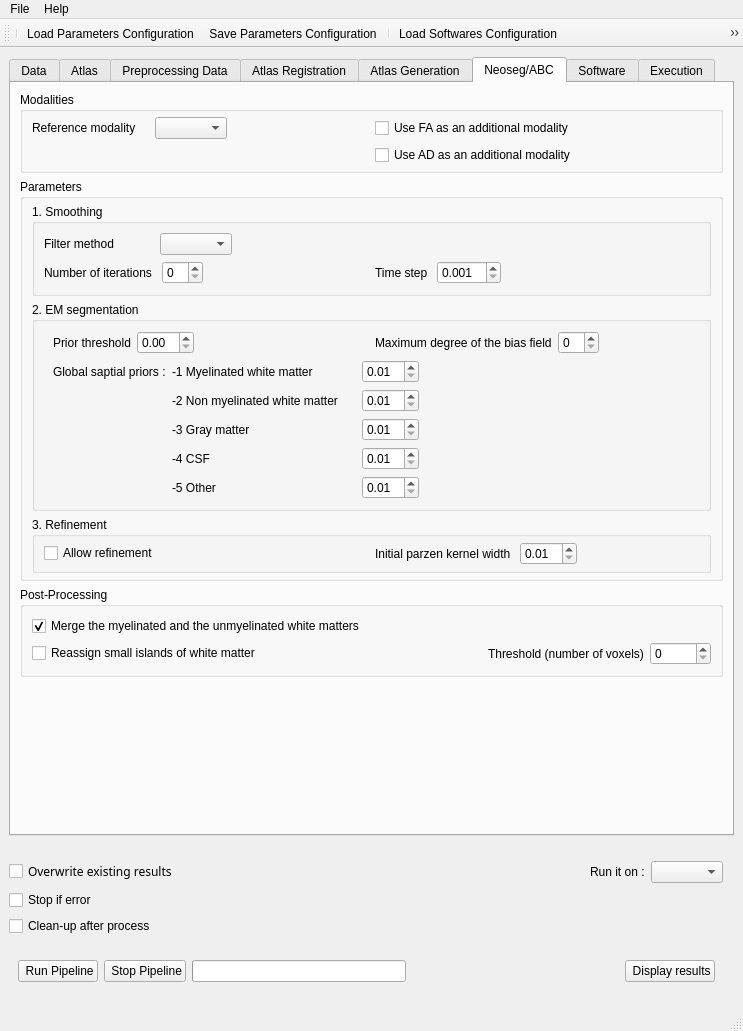
First picture: the form in NeosegPipeline/Window.ui, repository hay318/NeosegPipeline, before the edit.
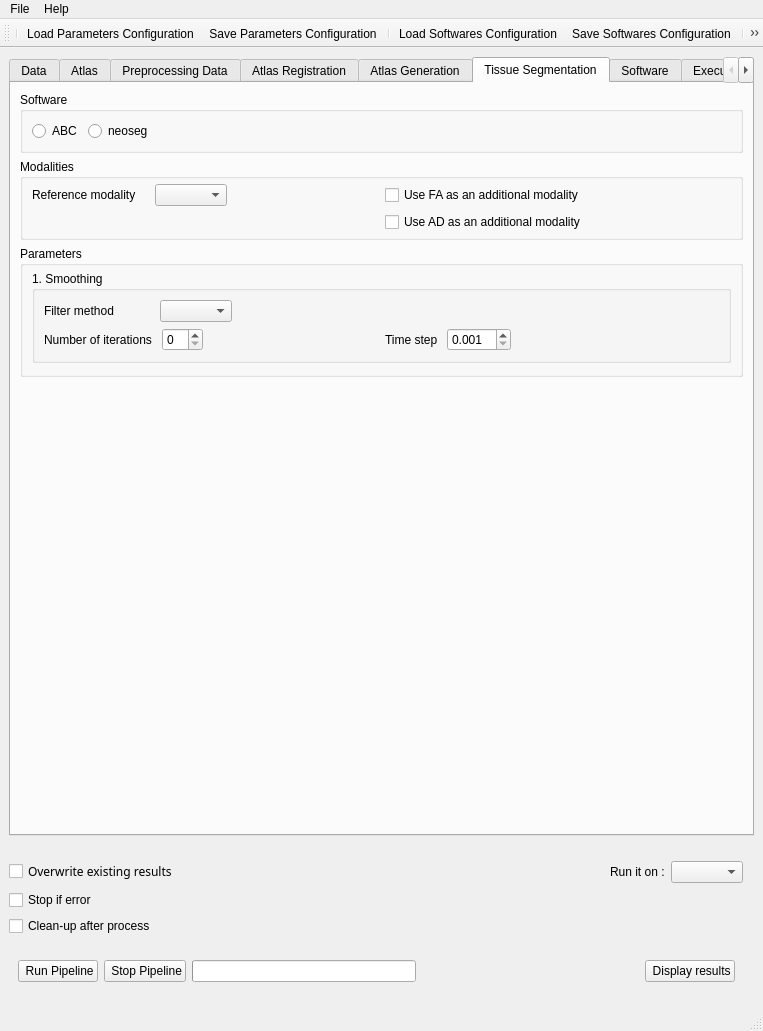
Second picture: the form after the edit. The open tabs and pages were chosen to show the change. Icons and pictures are not drawn.

Commit message: WIP: New user interface

Patch:
```diff
--- a/NeosegPipeline/Window.ui
+++ b/NeosegPipeline/Window.ui
@@ -6,7 +6,7 @@
    <rect>
     <x>0</x>
     <y>0</y>
-    <width>743</width>
+    <width>763</width>
     <height>1031</height>
    </rect>
   </property>
@@ -1987,85 +1987,157 @@
       </widget>
       <widget class="QWidget" name="tab_2">
        <attribute name="title">
-        <string>Neoseg/ABC</string>
+        <string>Tissue Segmentation</string>
        </attribute>
        <layout class="QGridLayout" name="gridLayout_11">
-        <item row="5" column="0">
-         <widget class="QGroupBox" name="mergedSegmentation_groupBox">
+        <item row="0" column="0">
+         <widget class="QGroupBox" name="groupBox_11">
           <property name="title">
-           <string>Post-Processing</string>
+           <string>Software</string>
           </property>
-          <layout class="QVBoxLayout" name="verticalLayout_7">
+          <layout class="QHBoxLayout" name="horizontalLayout_22">
            <item>
-            <widget class="QCheckBox" name="computing3LabelsSeg_checkBox">
+            <widget class="QRadioButton" name="radioABC">
              <property name="text">
-              <string>Merge the myelinated and the unmyelinated white matters</string>
+              <string>ABC</string>
              </property>
-             <property name="checked">
-              <bool>true</bool>
-             </property>
             </widget>
            </item>
            <item>
-            <widget class="QWidget" name="widget_23" native="true">
-             <layout class="QHBoxLayout" name="horizontalLayout_12">
-              <property name="margin">
-               <number>0</number>
-              </property>
-              <item>
-               <widget class="QCheckBox" name="reassigningWhite_checkBox">
-                <property name="text">
-                 <string>Reassign small islands of white matter</string>
-                </property>
-               </widget>
-              </item>
-              <item>
-               <spacer name="horizontalSpacer_31">
-                <property name="orientation">
-                 <enum>Qt::Horizontal</enum>
-                </property>
-                <property name="sizeHint" stdset="0">
-                 <size>
-                  <width>40</width>
-                  <height>20</height>
-                 </size>
-                </property>
-               </spacer>
-              </item>
-              <item>
-               <widget class="QLabel" name="label_15">
-                <property name="text">
-                 <string>Threshold (number of voxels)</string>
-                </property>
-               </widget>
-              </item>
-              <item>
-               <widget class="QSpinBox" name="whiteThreshold_spinBox">
-                <property name="maximum">
-                 <number>10000</number>
-                </property>
-               </widget>
-              </item>
-             </layout>
+            <widget class="QRadioButton" name="radioNeoseg">
+             <property name="text">
+              <string>neoseg</string>
+             </property>
             </widget>
            </item>
+           <item>
+            <spacer name="horizontalSpacer_3">
+             <property name="orientation">
+              <enum>Qt::Horizontal</enum>
+             </property>
+             <property name="sizeHint" stdset="0">
+              <size>
+               <width>40</width>
+               <height>20</height>
+              </size>
+             </property>
+            </spacer>
+           </item>
           </layout>
          </widget>
         </item>
-        <item row="6" column="0">
-         <spacer name="verticalSpacer_5">
-          <property name="orientation">
-           <enum>Qt::Vertical</enum>
-          </property>
-          <property name="sizeHint" stdset="0">
-           <size>
-            <width>20</width>
-            <height>40</height>
-           </size>
-          </property>
-         </spacer>
-        </item>
         <item row="1" column="0">
+         <widget class="QGroupBox" name="neosegModalities_groupBox">
+          <property name="title">
+           <string>Modalities</string>
+          </property>
+          <layout class="QGridLayout" name="gridLayout_8">
+           <property name="topMargin">
+            <number>5</number>
+           </property>
+           <property name="bottomMargin">
+            <number>5</number>
+           </property>
+           <item row="1" column="4">
+            <widget class="QWidget" name="widget_45" native="true">
+             <layout class="QHBoxLayout" name="horizontalLayout_37">
+              <property name="margin">
+               <number>0</number>
+              </property>
+              <item>
+               <widget class="QCheckBox" name="usingAD_checkBox">
+                <property name="text">
+                 <string>Use AD as an additional modality </string>
+                </property>
+                <property name="checked">
+                 <bool>false</bool>
+                </property>
+               </widget>
+              </item>
+              <item>
+               <spacer name="horizontalSpacer_13">
+                <property name="orientation">
+                 <enum>Qt::Horizontal</enum>
+                </property>
+                <property name="sizeHint" stdset="0">
+                 <size>
+                  <width>40</width>
+                  <height>20</height>
+                 </size>
+                </property>
+               </spacer>
+              </item>
+             </layout>
+            </widget>
+           </item>
+           <item row="0" column="4">
+            <widget class="QWidget" name="widget_44" native="true">
+             <layout class="QHBoxLayout" name="horizontalLayout_36">
+              <property name="margin">
+               <number>0</number>
+              </property>
+              <item>
+               <widget class="QCheckBox" name="usingFA_checkBox">
+                <property name="text">
+                 <string>Use FA as an additional modality </string>
+                </property>
+                <property name="checked">
+                 <bool>false</bool>
+                </property>
+               </widget>
+              </item>
+              <item>
+               <spacer name="horizontalSpacer_24">
+                <property name="orientation">
+                 <enum>Qt::Horizontal</enum>
+                </property>
+                <property name="sizeHint" stdset="0">
+                 <size>
+                  <width>40</width>
+                  <height>20</height>
+                 </size>
+                </property>
+               </spacer>
+              </item>
+             </layout>
+            </widget>
+           </item>
+           <item row="0" column="0">
+            <widget class="QWidget" name="widget_18" native="true">
+             <layout class="QHBoxLayout" name="horizontalLayout_10">
+              <property name="margin">
+               <number>0</number>
+              </property>
+              <item>
+               <widget class="QLabel" name="label_36">
+                <property name="text">
+                 <string>Reference modality    </string>
+                </property>
+               </widget>
+              </item>
+              <item>
+               <widget class="QComboBox" name="referenceModality_comboBox"/>
+              </item>
+              <item>
+               <spacer name="horizontalSpacer_28">
+                <property name="orientation">
+                 <enum>Qt::Horizontal</enum>
+                </property>
+                <property name="sizeHint" stdset="0">
+                 <size>
+                  <width>40</width>
+                  <height>20</height>
+                 </size>
+                </property>
+               </spacer>
+              </item>
+             </layout>
+            </widget>
+           </item>
+          </layout>
+         </widget>
+        </item>
+        <item row="2" column="0">
          <widget class="QGroupBox" name="neosegParameters_groupBox">
           <property name="title">
            <string>Parameters</string>
@@ -2200,432 +2272,33 @@
             </widget>
            </item>
            <item>
-            <widget class="QGroupBox" name="groupBox_2">
-             <property name="title">
-              <string>2. EM segmentation</string>
+            <widget class="QFrame" name="softwareFrame">
+             <property name="frameShape">
+              <enum>QFrame::NoFrame</enum>
              </property>
-             <layout class="QVBoxLayout" name="verticalLayout_12">
-              <property name="topMargin">
-               <number>9</number>
-              </property>
-              <item>
-               <widget class="QWidget" name="widget_14" native="true">
-                <layout class="QHBoxLayout" name="horizontalLayout_27">
-                 <property name="topMargin">
-                  <number>0</number>
-                 </property>
-                 <property name="bottomMargin">
-                  <number>0</number>
-                 </property>
-                 <item>
-                  <widget class="QWidget" name="widget_30" native="true">
-                   <layout class="QHBoxLayout" name="horizontalLayout_26">
-                    <property name="margin">
-                     <number>0</number>
-                    </property>
-                    <item>
-                     <widget class="QLabel" name="label_13">
-                      <property name="text">
-                       <string>Prior threshold</string>
-                      </property>
-                     </widget>
-                    </item>
-                    <item>
-                     <widget class="QDoubleSpinBox" name="priorThreshold_spinBox">
-                      <property name="singleStep">
-                       <double>0.100000000000000</double>
-                      </property>
-                      <property name="value">
-                       <double>0.000000000000000</double>
-                      </property>
-                     </widget>
-                    </item>
-                    <item>
-                     <spacer name="horizontalSpacer_6">
-                      <property name="orientation">
-                       <enum>Qt::Horizontal</enum>
-                      </property>
-                      <property name="sizeHint" stdset="0">
-                       <size>
-                        <width>40</width>
-                        <height>20</height>
-                       </size>
-                      </property>
-                     </spacer>
-                    </item>
-                   </layout>
-                  </widget>
-                 </item>
-                 <item>
-                  <widget class="QWidget" name="widget_31" native="true">
-                   <layout class="QHBoxLayout" name="horizontalLayout_28">
-                    <property name="margin">
-                     <number>0</number>
-                    </property>
-                    <item>
-                     <widget class="QLabel" name="label_10">
-                      <property name="text">
-                       <string>Maximum degree of the bias field</string>
-                      </property>
-                     </widget>
-                    </item>
-                    <item>
-                     <widget class="QSpinBox" name="maxDegree_spinBox">
-                      <property name="value">
-                       <number>0</number>
-                      </property>
-                     </widget>
-                    </item>
-                    <item>
-                     <spacer name="horizontalSpacer_25">
-                      <property name="orientation">
-                       <enum>Qt::Horizontal</enum>
-                      </property>
-                      <property name="sizeHint" stdset="0">
-                       <size>
-                        <width>40</width>
-                        <height>20</height>
-                       </size>
-                      </property>
-                     </spacer>
-                    </item>
-                   </layout>
-                  </widget>
-                 </item>
-                </layout>
-               </widget>
-              </item>
-              <item>
-               <widget class="QWidget" name="widget_17" native="true">
-                <layout class="QGridLayout" name="gridLayout_5">
-                 <property name="topMargin">
-                  <number>0</number>
-                 </property>
-                 <property name="bottomMargin">
-                  <number>0</number>
-                 </property>
-                 <item row="1" column="1">
-                  <widget class="QLabel" name="label_4">
-                   <property name="text">
-                    <string>-2 Non myelinated white matter</string>
-                   </property>
-                  </widget>
-                 </item>
-                 <item row="0" column="1">
-                  <widget class="QLabel" name="label_5">
-                   <property name="text">
-                    <string>-1 Myelinated white matter             </string>
-                   </property>
-                  </widget>
-                 </item>
-                 <item row="2" column="2">
-                  <widget class="QDoubleSpinBox" name="prior3_spinBox">
-                   <property name="minimum">
-                    <double>0.010000000000000</double>
-                   </property>
-                   <property name="singleStep">
-                    <double>0.100000000000000</double>
-                   </property>
-                   <property name="value">
-                    <double>0.010000000000000</double>
-                   </property>
-                  </widget>
-                 </item>
-                 <item row="0" column="0">
-                  <widget class="QLabel" name="label_8">
-                   <property name="text">
-                    <string>Global saptial priors :</string>
-                   </property>
-                  </widget>
-                 </item>
-                 <item row="1" column="2">
-                  <widget class="QDoubleSpinBox" name="prior2_spinBox">
-                   <property name="minimum">
-                    <double>0.010000000000000</double>
-                   </property>
-                   <property name="singleStep">
-                    <double>0.100000000000000</double>
-                   </property>
-                   <property name="value">
-                    <double>0.010000000000000</double>
-                   </property>
-                  </widget>
-                 </item>
-                 <item row="4" column="2">
-                  <widget class="QDoubleSpinBox" name="prior5_spinBox">
-                   <property name="minimum">
-                    <double>0.010000000000000</double>
-                   </property>
-                   <property name="singleStep">
-                    <double>0.100000000000000</double>
-                   </property>
-                   <property name="value">
-                    <double>0.010000000000000</double>
-                   </property>
-                  </widget>
-                 </item>
-                 <item row="0" column="2">
-                  <widget class="QDoubleSpinBox" name="prior1_spinBox">
-                   <property name="minimum">
-                    <double>0.010000000000000</double>
-                   </property>
-                   <property name="singleStep">
-                    <double>0.100000000000000</double>
-                   </property>
-                   <property name="value">
-                    <double>0.010000000000000</double>
-                   </property>
-                  </widget>
-                 </item>
-                 <item row="2" column="1">
-                  <widget class="QLabel" name="label_9">
-                   <property name="text">
-                    <string>-3 Gray matter</string>
-                   </property>
-                  </widget>
-                 </item>
-                 <item row="4" column="1">
-                  <widget class="QLabel" name="label_6">
-                   <property name="text">
-                    <string>-5 Other</string>
-                   </property>
-                  </widget>
-                 </item>
-                 <item row="3" column="1">
-                  <widget class="QLabel" name="label_7">
-                   <property name="text">
-                    <string>-4 CSF</string>
-                   </property>
-                  </widget>
-                 </item>
-                 <item row="3" column="2">
-                  <widget class="QDoubleSpinBox" name="prior4_spinBox">
-                   <property name="minimum">
-                    <double>0.010000000000000</double>
-                   </property>
-                   <property name="singleStep">
-                    <double>0.100000000000000</double>
-                   </property>
-                   <property name="value">
-                    <double>0.010000000000000</double>
-                   </property>
-                  </widget>
-                 </item>
-                 <item row="2" column="3">
-                  <spacer name="horizontalSpacer_5">
-                   <property name="orientation">
-                    <enum>Qt::Horizontal</enum>
-                   </property>
-                   <property name="sizeHint" stdset="0">
-                    <size>
-                     <width>40</width>
-                     <height>20</height>
-                    </size>
-                   </property>
-                  </spacer>
-                 </item>
-                </layout>
-               </widget>
-              </item>
-             </layout>
-            </widget>
-           </item>
-           <item>
-            <widget class="QGroupBox" name="groupBox_4">
-             <property name="title">
-              <string>3. Refinement</string>
+             <property name="frameShadow">
+              <enum>QFrame::Plain</enum>
              </property>
-             <layout class="QHBoxLayout" name="horizontalLayout_31">
-              <property name="topMargin">
-               <number>5</number>
-              </property>
-              <property name="bottomMargin">
-               <number>5</number>
-              </property>
-              <item>
-               <widget class="QWidget" name="widget_33" native="true">
-                <layout class="QHBoxLayout" name="horizontalLayout_30">
-                 <property name="margin">
-                  <number>0</number>
-                 </property>
-                 <item>
-                  <widget class="QCheckBox" name="refinement_checkBox">
-                   <property name="text">
-                    <string>Allow refinement</string>
-                   </property>
-                  </widget>
-                 </item>
-                 <item>
-                  <spacer name="horizontalSpacer_3">
-                   <property name="orientation">
-                    <enum>Qt::Horizontal</enum>
-                   </property>
-                   <property name="sizeHint" stdset="0">
-                    <size>
-                     <width>40</width>
-                     <height>20</height>
-                    </size>
-                   </property>
-                  </spacer>
-                 </item>
-                </layout>
-               </widget>
-              </item>
-              <item>
-               <widget class="QWidget" name="widget_32" native="true">
-                <layout class="QHBoxLayout" name="horizontalLayout_29">
-                 <property name="margin">
-                  <number>0</number>
-                 </property>
-                 <item>
-                  <widget class="QLabel" name="label_12">
-                   <property name="text">
-                    <string>Initial parzen kernel width </string>
-                   </property>
-                  </widget>
-                 </item>
-                 <item>
-                  <widget class="QDoubleSpinBox" name="initialParzenKernelWidth_spinBox">
-                   <property name="minimum">
-                    <double>0.010000000000000</double>
-                   </property>
-                   <property name="value">
-                    <double>0.010000000000000</double>
-                   </property>
-                  </widget>
-                 </item>
-                 <item>
-                  <spacer name="horizontalSpacer_26">
-                   <property name="orientation">
-                    <enum>Qt::Horizontal</enum>
-                   </property>
-                   <property name="sizeHint" stdset="0">
-                    <size>
-                     <width>40</width>
-                     <height>20</height>
-                    </size>
-                   </property>
-                  </spacer>
-                 </item>
-                </layout>
-               </widget>
-              </item>
-             </layout>
+             <property name="lineWidth">
+              <number>0</number>
+             </property>
             </widget>
            </item>
           </layout>
          </widget>
         </item>
-        <item row="0" column="0">
-         <widget class="QGroupBox" name="neosegModalities_groupBox">
-          <property name="title">
-           <string>Modalities</string>
+        <item row="5" column="0">
+         <spacer name="verticalSpacer_5">
+          <property name="orientation">
+           <enum>Qt::Vertical</enum>
           </property>
-          <layout class="QGridLayout" name="gridLayout_8">
-           <property name="topMargin">
-            <number>5</number>
-           </property>
-           <property name="bottomMargin">
-            <number>5</number>
-           </property>
-           <item row="1" column="4">
-            <widget class="QWidget" name="widget_45" native="true">
-             <layout class="QHBoxLayout" name="horizontalLayout_37">
-              <property name="margin">
-               <number>0</number>
-              </property>
-              <item>
-               <widget class="QCheckBox" name="usingAD_checkBox">
-                <property name="text">
-                 <string>Use AD as an additional modality </string>
-                </property>
-                <property name="checked">
-                 <bool>false</bool>
-                </property>
-               </widget>
-              </item>
-              <item>
-               <spacer name="horizontalSpacer_13">
-                <property name="orientation">
-                 <enum>Qt::Horizontal</enum>
-                </property>
-                <property name="sizeHint" stdset="0">
-                 <size>
-                  <width>40</width>
-                  <height>20</height>
-                 </size>
-                </property>
-               </spacer>
-              </item>
-             </layout>
-            </widget>
-           </item>
-           <item row="0" column="4">
-            <widget class="QWidget" name="widget_44" native="true">
-             <layout class="QHBoxLayout" name="horizontalLayout_36">
-              <property name="margin">
-               <number>0</number>
-              </property>
-              <item>
-               <widget class="QCheckBox" name="usingFA_checkBox">
-                <property name="text">
-                 <string>Use FA as an additional modality </string>
-                </property>
-                <property name="checked">
-                 <bool>false</bool>
-                </property>
-               </widget>
-              </item>
-              <item>
-               <spacer name="horizontalSpacer_24">
-                <property name="orientation">
-                 <enum>Qt::Horizontal</enum>
-                </property>
-                <property name="sizeHint" stdset="0">
-                 <size>
-                  <width>40</width>
-                  <height>20</height>
-                 </size>
-                </property>
-               </spacer>
-              </item>
-             </layout>
-            </widget>
-           </item>
-           <item row="0" column="0">
-            <widget class="QWidget" name="widget_18" native="true">
-             <layout class="QHBoxLayout" name="horizontalLayout_10">
-              <property name="margin">
-               <number>0</number>
-              </property>
-              <item>
-               <widget class="QLabel" name="label_36">
-                <property name="text">
-                 <string>Reference modality    </string>
-                </property>
-               </widget>
-              </item>
-              <item>
-               <widget class="QComboBox" name="referenceModality_comboBox"/>
-              </item>
-              <item>
-               <spacer name="horizontalSpacer_28">
-                <property name="orientation">
-                 <enum>Qt::Horizontal</enum>
-                </property>
-                <property name="sizeHint" stdset="0">
-                 <size>
-                  <width>40</width>
-                  <height>20</height>
-                 </size>
-                </property>
-               </spacer>
-              </item>
-             </layout>
-            </widget>
-           </item>
-          </layout>
-         </widget>
+          <property name="sizeHint" stdset="0">
+           <size>
+            <width>20</width>
+            <height>40</height>
+           </size>
+          </property>
+         </spacer>
         </item>
        </layout>
       </widget>
@@ -3080,7 +2753,7 @@
     <rect>
      <x>0</x>
      <y>0</y>
-     <width>743</width>
+     <width>763</width>
      <height>22</height>
     </rect>
    </property>
```
Left out of the diff: 4 changed lines with no effect on the pictures. The commit also changes 6 other files.
